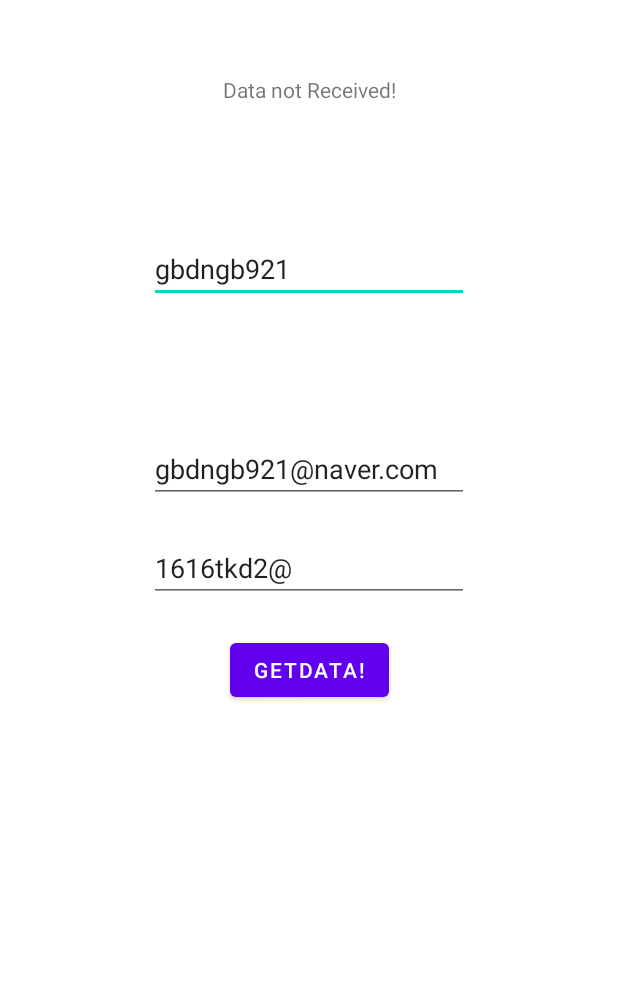
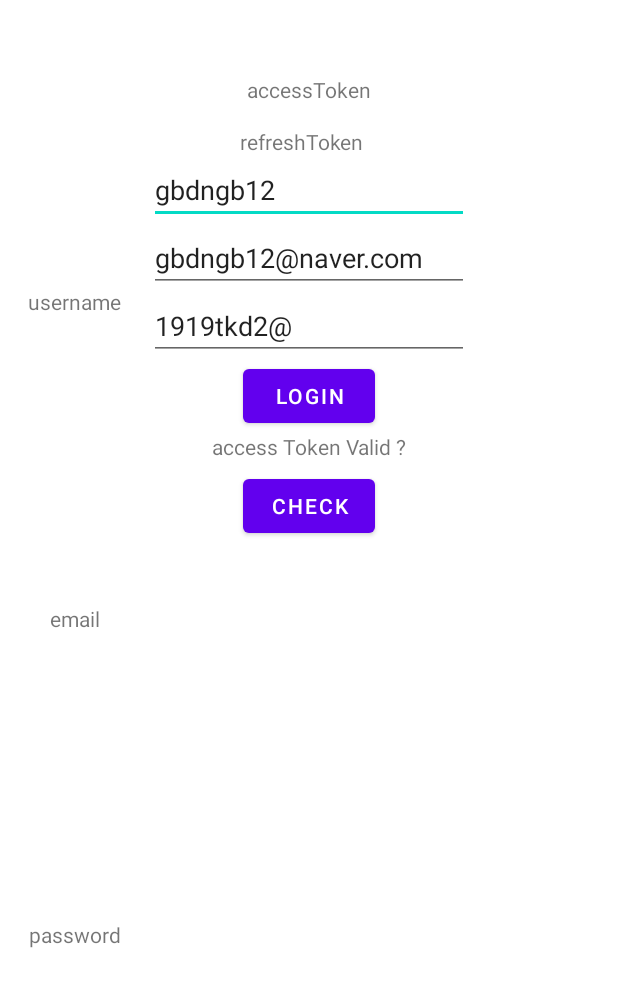
Before and after one commit to BusanBubu99/WorkoutWith, an Android app: the layout activity_main.xml on its own in the app's theme, with its tools: preview values and no code run, on a phone screen of 412 x 824 dp. Shown: the top 987 px of the screen. Run offline under Robolectric (Android 15) with nearby library versions, the phone set to English and light mode, and no system bars.

Commit message:
refactor & test & feat : New Feat Get Address ModuleNew Feat UserAuthModule

```diff
--- a/client/ApiInterface/app/src/main/java/com/bubu/apiinterface/UserData.kt
+++ b/client/ApiInterface/app/src/main/java/com/bubu/apiinterface/UserData.kt
@@ -1,6 +1,6 @@
 package com.bubu.apiinterface
 
 object UserData {
-    var accessToken : String = ""
-    var refreshToken : String = ""
+    lateinit var accessToken : String
+    lateinit var refreshToken : String
 }
--- a/client/ApiInterface/app/src/main/res/layout/activity_main.xml
+++ b/client/ApiInterface/app/src/main/res/layout/activity_main.xml
@@ -7,11 +7,11 @@
     tools:context=".MainActivity">
 
     <TextView
-        android:id="@+id/textView"
+        android:id="@+id/accessToken"
         android:layout_width="wrap_content"
         android:layout_height="wrap_content"
         android:layout_marginTop="50dp"
-        android:text="Data not Received!"
+        android:text="accessToken"
         app:layout_constraintEnd_toEndOf="parent"
         app:layout_constraintStart_toStartOf="parent"
         app:layout_constraintTop_toTopOf="parent" />
@@ -20,11 +20,10 @@
         android:id="@+id/button"
         android:layout_width="wrap_content"
         android:layout_height="wrap_content"
-        android:text="GetData!"
-        app:layout_constraintBottom_toBottomOf="parent"
+        android:text="Login"
         app:layout_constraintEnd_toEndOf="parent"
         app:layout_constraintStart_toStartOf="parent"
-        app:layout_constraintTop_toBottomOf="@+id/textView" />
+        app:layout_constraintTop_toBottomOf="@+id/password" />
 
     <EditText
         android:id="@+id/username"
@@ -32,11 +31,10 @@
         android:layout_height="wrap_content"
         android:ems="10"
         android:inputType="textPersonName"
-        android:text="gbdngb921"
-        app:layout_constraintBottom_toTopOf="@+id/email"
+        android:text="gbdngb12"
         app:layout_constraintEnd_toEndOf="parent"
         app:layout_constraintStart_toStartOf="parent"
-        app:layout_constraintTop_toBottomOf="@+id/textView" />
+        app:layout_constraintTop_toBottomOf="@+id/refreshToken" />
 
     <EditText
         android:id="@+id/email"
@@ -44,8 +42,7 @@
         android:layout_height="wrap_content"
         android:ems="10"
         android:inputType="textPersonName"
-        android:text="gbdngb921@naver.com"
-        app:layout_constraintBottom_toTopOf="@+id/button"
+        android:text="gbdngb12@naver.com"
         app:layout_constraintEnd_toEndOf="parent"
         app:layout_constraintStart_toStartOf="parent"
         app:layout_constraintTop_toBottomOf="@+id/username" />
@@ -56,10 +53,72 @@
         android:layout_height="wrap_content"
         android:ems="10"
         android:inputType="textPersonName"
-        android:text="1616tkd2@"
-        app:layout_constraintBottom_toTopOf="@+id/button"
+        android:text="1919tkd2@"
         app:layout_constraintEnd_toEndOf="parent"
         app:layout_constraintStart_toStartOf="parent"
         app:layout_constraintTop_toBottomOf="@+id/email" />
 
+    <TextView
+        android:id="@+id/refreshToken"
+        android:layout_width="wrap_content"
+        android:layout_height="wrap_content"
+        android:layout_marginStart="172dp"
+        android:layout_marginTop="15dp"
+        android:layout_marginEnd="181dp"
+        android:layout_marginBottom="39dp"
+        android:text="refreshToken"
+        app:layout_constraintBottom_toTopOf="@+id/username"
+        app:layout_constraintEnd_toEndOf="parent"
+        app:layout_constraintStart_toStartOf="parent"
+        app:layout_constraintTop_toBottomOf="@+id/accessToken" />
+
+    <TextView
+        android:id="@+id/textView2"
+        android:layout_width="wrap_content"
+        android:layout_height="19dp"
+        android:text="username"
+        app:layout_constraintBottom_toTopOf="@+id/textView3"
+        app:layout_constraintEnd_toStartOf="@+id/username"
+        app:layout_constraintStart_toStartOf="parent"
+        app:layout_constraintTop_toTopOf="parent" />
+
+    <TextView
+        android:id="@+id/textView3"
+        android:layout_width="wrap_content"
+        android:layout_height="wrap_content"
+        android:text="email"
+        app:layout_constraintBottom_toTopOf="@+id/textView4"
+        app:layout_constraintEnd_toStartOf="@+id/email"
+        app:layout_constraintStart_toStartOf="parent"
+        app:layout_constraintTop_toBottomOf="@+id/textView2" />
+
+    <TextView
+        android:id="@+id/textView4"
+        android:layout_width="wrap_content"
+        android:layout_height="19dp"
+        android:text="password"
+        app:layout_constraintBottom_toBottomOf="parent"
+        app:layout_constraintEnd_toStartOf="@+id/password"
+        app:layout_constraintStart_toStartOf="parent"
+        app:layout_constraintTop_toBottomOf="@+id/textView3" />
+
+    <TextView
+        android:id="@+id/validText"
+        android:layout_width="wrap_content"
+        android:layout_height="wrap_content"
+        android:text="access Token Valid ?"
+        app:layout_constraintEnd_toEndOf="parent"
+        app:layout_constraintStart_toStartOf="parent"
+        app:layout_constraintTop_toBottomOf="@+id/button" />
+
+    <Button
+        android:id="@+id/checkButton"
+        android:layout_width="wrap_content"
+        android:layout_height="wrap_content"
+        android:layout_marginTop="6dp"
+        android:text="Check"
+        app:layout_constraintEnd_toEndOf="parent"
+        app:layout_constraintStart_toStartOf="parent"
+        app:layout_constraintTop_toBottomOf="@+id/validText" />
+
 </androidx.constraintlayout.widget.ConstraintLayout>
```
Also changed, not shown: client/ApiInterface/app/src/main/AndroidManifest.xml (+7 -2 lines), client/ApiInterface/app/src/main/java/com/bubu/apiinterface/MainActivity.kt (+104 -25 lines), client/ApiInterface/app/src/main/java/com/bubu/apiinterface/UserApiInterface.kt (+4 -6 lines), client/ApiInterface/app/src/main/java/com/bubu/apiinterface/UserAuthModule.kt (+117 -2 lines), client/ApiInterface/app/src/main/java/com/bubu/apiinterface/UserGetAddressModule.kt (added, +165 -0 lines), client/ApiInterface/app/src/main/java/com/bubu/apiinterface/UserLoginModule.kt (+26 -28 lines), client/ApiInterface/app/src/main/java/com/bubu/apiinterface/UserRegisterModule.kt (+8 -7 lines).
